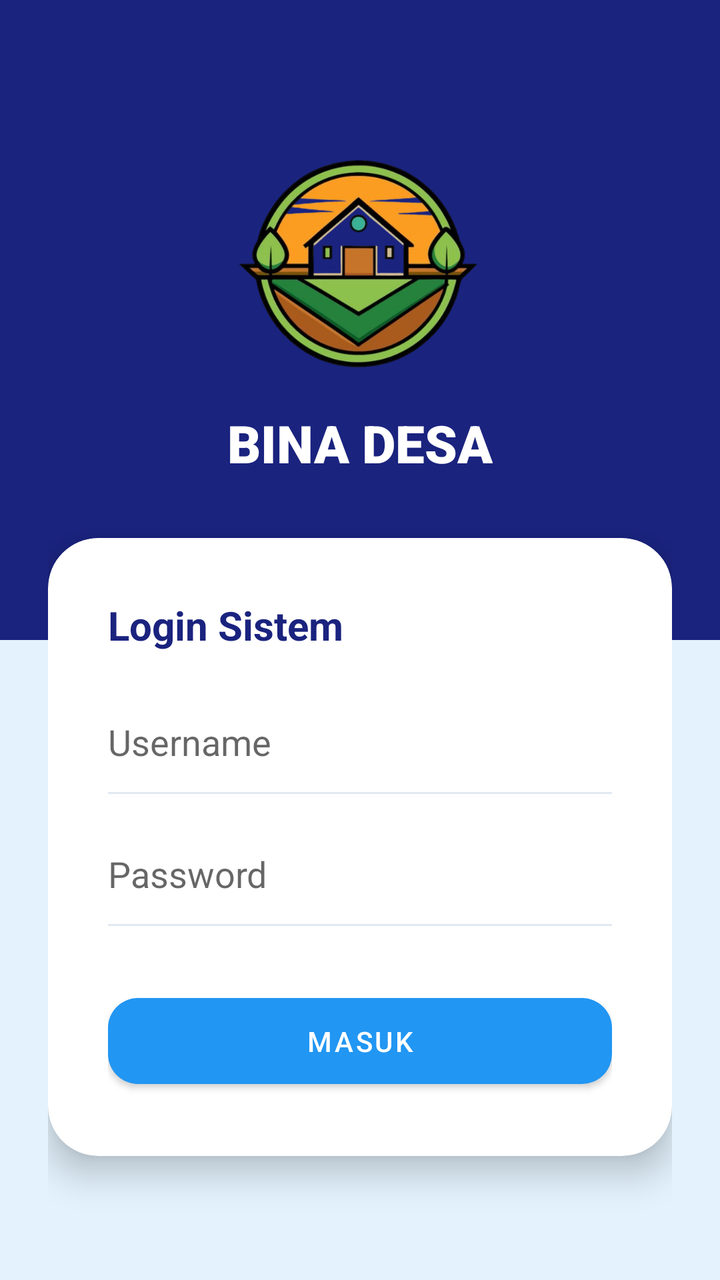
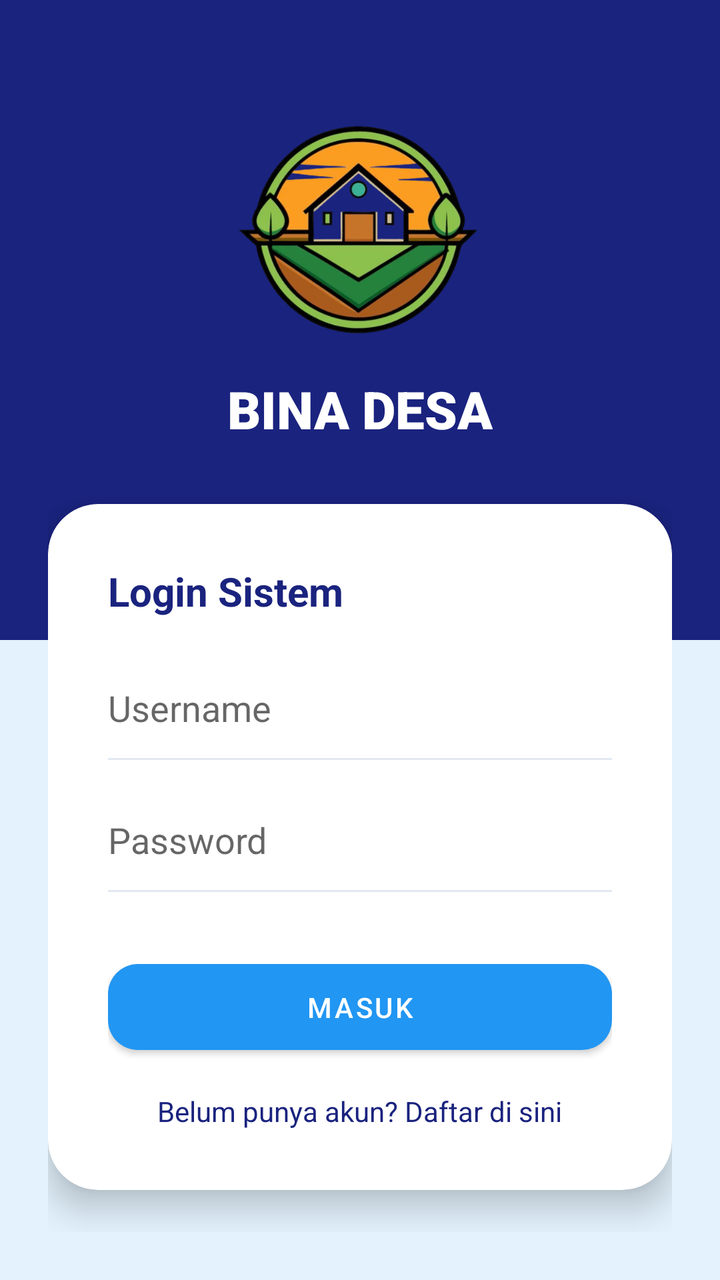

Two renders of the same Android screen: before a commit and after it. Below are the layout's source before the change and the commit's diff.
<!-- AndroidManifest.xml: application theme Theme.Nabilalmao -->
<!-- res/layout/activity_login.xml -->
<?xml version="1.0" encoding="utf-8"?>
<RelativeLayout xmlns:android="http://schemas.android.com/apk/res/android"
    xmlns:app="http://schemas.android.com/apk/res-auto"
    android:layout_width="match_parent"
    android:layout_height="match_parent"
    android:background="@color/desa_blue_light">

    <View
        android:layout_width="match_parent"
        android:layout_height="320dp"
        android:background="@color/desa_blue_dark" />

    <ScrollView
        android:layout_width="match_parent"
        android:layout_height="match_parent"
        android:fillViewport="true">

        <LinearLayout
            android:layout_width="match_parent"
            android:layout_height="wrap_content"
            android:gravity="center"
            android:orientation="vertical"
            android:padding="24dp">

            <ImageView
                android:layout_width="145dp"
                android:layout_height="132dp"
                android:layout_marginBottom="10dp"
                android:src="@drawable/logo" />

            <TextView
                android:layout_width="wrap_content"
                android:layout_height="wrap_content"
                android:text="BINA DESA"
                android:textColor="@color/white"
                android:textSize="26sp"
                android:fontFamily="sans-serif-black" />

            <androidx.cardview.widget.CardView
                android:layout_width="match_parent"
                android:layout_height="wrap_content"
                android:layout_marginTop="30dp"
                app:cardCornerRadius="25dp"
                app:cardElevation="10dp">

                <LinearLayout
                    android:layout_width="match_parent"
                    android:layout_height="wrap_content"
                    android:orientation="vertical"
                    android:padding="30dp">

                    <TextView
                        android:layout_width="wrap_content"
                        android:layout_height="wrap_content"
                        android:text="Login Sistem"
                        android:textColor="@color/desa_blue_dark"
                        android:textSize="20sp"
                        android:textStyle="bold"
                        android:layout_marginBottom="20dp"/>

                    <EditText
                        android:id="@+id/etUsername"
                        android:layout_width="match_parent"
                        android:layout_height="50dp"
                        android:hint="Username"
                        android:background="@null" />
                    <View android:layout_width="match_parent" android:layout_height="1dp" android:background="#E2E8F0" android:layout_marginBottom="15dp"/>

                    <EditText
                        android:id="@+id/etPassword"
                        android:layout_width="match_parent"
                        android:layout_height="50dp"
                        android:hint="Password"
                        android:inputType="textPassword"
                        android:background="@null" />
                    <View android:layout_width="match_parent" android:layout_height="1dp" android:background="#E2E8F0" android:layout_marginBottom="30dp"/>

                    <com.google.android.material.button.MaterialButton
                        android:id="@+id/btnLogin"
                        android:layout_width="match_parent"
                        android:layout_height="55dp"
                        android:text="MASUK"
                        app:backgroundTint="@color/desa_blue_primary"
                        app:cornerRadius="15dp" />
                </LinearLayout>
            </androidx.cardview.widget.CardView>
        </LinearLayout>
    </ScrollView>
</RelativeLayout>
<!-- resources referenced by this layout -->
<resources>
  <color name="desa_blue_dark">#1A237E</color>
  <color name="desa_blue_light">#E3F2FD</color>
  <color name="desa_blue_primary">#2196F3</color>
  <color name="white">#FFFFFFFF</color>
  <!-- drawable logo: png bitmap (drawable, 241666 bytes) -->
  <style name="Theme.Nabilalmao" parent="Theme.MaterialComponents.DayNight.NoActionBar">
          <item name="colorPrimary">#7C3AED</item>
          <item name="colorPrimaryVariant">#4C1D95</item>
          <item name="colorOnPrimary">#FFFFFF</item>
          <item name="colorSecondary">#A855F7</item>
          <item name="colorOnSecondary">#FFFFFF</item>
      </style>
</resources>

<!-- the commit's change to res/layout/activity_login.xml (unified diff, before → after) -->
@@ -82,6 +82,16 @@
                         android:text="MASUK"
                         app:backgroundTint="@color/desa_blue_primary"
                         app:cornerRadius="15dp" />
+
+                    <TextView
+                        android:id="@+id/tvToRegister"
+                        android:layout_width="wrap_content"
+                        android:layout_height="wrap_content"
+                        android:text="Belum punya akun? Daftar di sini"
+                        android:textColor="@color/desa_blue_dark"
+                        android:layout_marginTop="15dp"
+                        android:layout_gravity="center" />
+
                 </LinearLayout>
             </androidx.cardview.widget.CardView>
         </LinearLayout>
